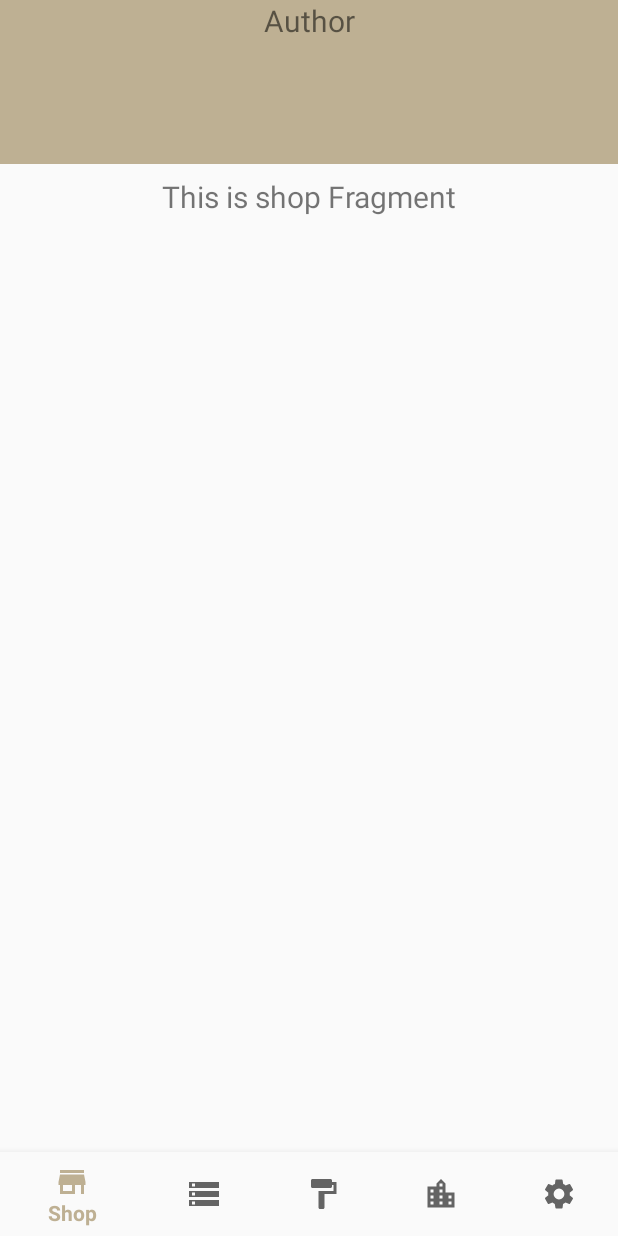
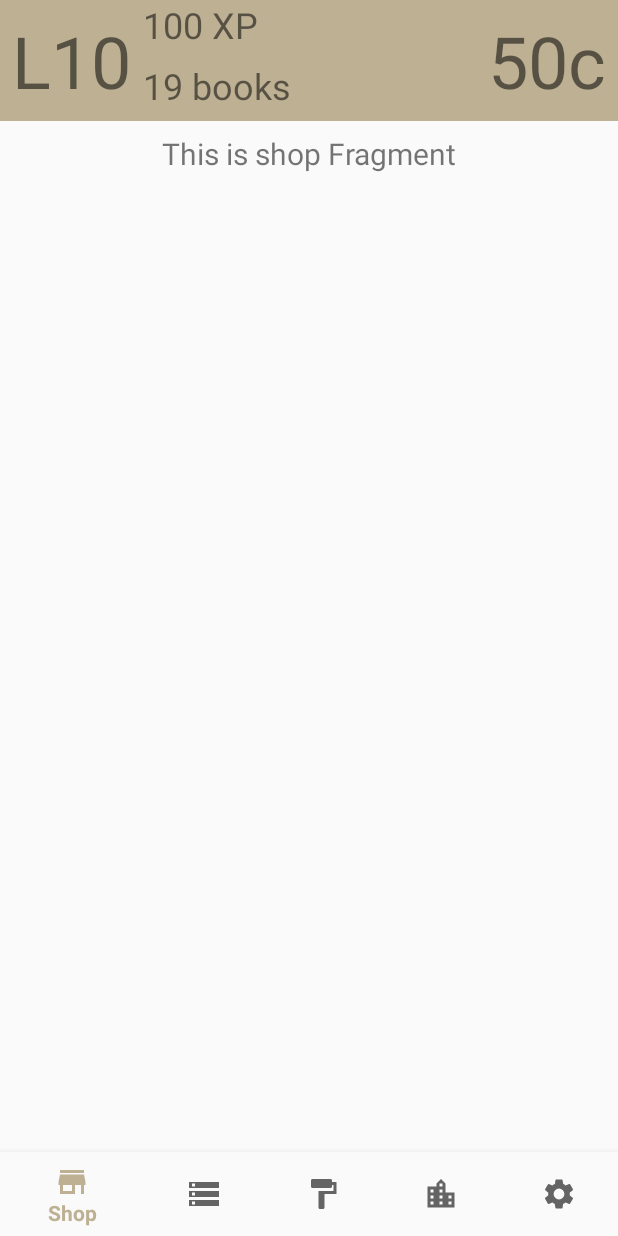
Before and after one commit to JakeSteam/PixelBookshop, an Android app: the screen it shows after launch (MainActivity), on a phone screen of 412 x 824 dp. Run offline under Robolectric (Android 15) with nearby library versions, the phone set to English and light mode, and no system bars; our stand-ins replace Room's generated code, navigation-ui.

Commit message:
Adds player table, status draft

```diff
--- a/app/src/main/java/uk/co/jakelee/pixelbookshop/database/AppDatabase.kt
+++ b/app/src/main/java/uk/co/jakelee/pixelbookshop/database/AppDatabase.kt
@@ -9,10 +9,12 @@ import kotlinx.coroutines.CoroutineScope
 import kotlinx.coroutines.Dispatchers
 import kotlinx.coroutines.launch
 import uk.co.jakelee.pixelbookshop.database.entity.Book
+import uk.co.jakelee.pixelbookshop.database.entity.Player
 
-@Database(entities = [Book::class], version = 1)
+@Database(entities = [Book::class, Player::class], version = 1)
 abstract class AppDatabase : RoomDatabase() {
     abstract fun bookDao(): BookDao
+    abstract fun playerDao(): PlayerDao
 
     companion object {
         @Volatile
@@ -22,8 +24,6 @@ abstract class AppDatabase : RoomDatabase() {
             context: Context,
             scope: CoroutineScope
         ): AppDatabase {
-            // if the INSTANCE is not null, then return it,
-            // if it is, then create the database
             return INSTANCE ?: synchronized(this) {
                 val instance = Room.databaseBuilder(
                     context.applicationContext,
@@ -40,35 +40,28 @@ abstract class AppDatabase : RoomDatabase() {
         private class AppDatabaseCallback(
             private val scope: CoroutineScope
         ) : RoomDatabase.Callback() {
-            /**
-             * Override the onOpen method to populate the database.
-             * For this sample, we clear the database every time it is created or opened.
-             */
-            override fun onOpen(db: SupportSQLiteDatabase) {
-                super.onOpen(db)
-                // If you want to keep the data through app restarts,
-                // comment out the following line.
+
+            override fun onCreate(db: SupportSQLiteDatabase) {
+                super.onCreate(db)
                 INSTANCE?.let { database ->
                     scope.launch(Dispatchers.IO) {
-                        populateDatabase(database.bookDao())
+                        initialiseDatabase(database)
                     }
                 }
             }
         }
 
-        /**
-         * Populate the database in a new coroutine.
-         * If you want to start with more words, just add them.
-         */
-        suspend fun populateDatabase(bookDao: BookDao) {
-            // Start the app with a clean database every time.
-            // Not needed if you only populate on creation.
-            bookDao.deleteAll()
+        suspend fun initialiseDatabase(database: AppDatabase) {
+            database.playerDao().insert(
+                Player("", 100, 50, System.currentTimeMillis())
+            )
 
-            var book = Book(0, "Title", "Author", 0)
-            bookDao.insert(book)
-            book = Book(1, "Tiiiitle", "Auuuuthor", 10)
-            bookDao.insert(book)
+            database.bookDao().insert(
+                Book(1, "Foundation", "Isaac Asimov", 1),
+                Book(2, "Animal Farm", "George Orwell", 7),
+                Book(3, "Thud!", "Terry Pratchett", 9),
+                Book(4, "Misery", "Stephen King", 2)
+            )
         }
     }
 }
--- a/app/src/main/java/uk/co/jakelee/pixelbookshop/database/BookDao.kt
+++ b/app/src/main/java/uk/co/jakelee/pixelbookshop/database/BookDao.kt
@@ -9,11 +9,14 @@ import uk.co.jakelee.pixelbookshop.database.entity.Book
 
 @Dao
 interface BookDao {
+    @Query("SELECT SUM(owned) FROM book")
+    fun getBookCount(): LiveData<Long>
+
     @Query("SELECT * FROM book")
     fun getAll(): LiveData<List<Book>>
 
     @Insert(onConflict = OnConflictStrategy.IGNORE)
-    suspend fun insert(book: Book)
+    suspend fun insert(vararg book: Book)
 
     @Query("DELETE FROM book")
     suspend fun deleteAll()
--- /dev/null
+++ b/app/src/main/java/uk/co/jakelee/pixelbookshop/database/PlayerDao.kt
@@ -0,0 +1,28 @@
+package uk.co.jakelee.pixelbookshop.database
+
+import androidx.lifecycle.LiveData
+import androidx.room.Dao
+import androidx.room.Insert
+import androidx.room.OnConflictStrategy
+import androidx.room.Query
+import uk.co.jakelee.pixelbookshop.database.entity.Player
+
+@Dao
+interface PlayerDao {
+    @Insert(onConflict = OnConflictStrategy.IGNORE)
+    suspend fun insert(player: Player)
+
+    @Query("SELECT name FROM player")
+    fun getName(): LiveData<String>
+
+    @Query("SELECT xp FROM player")
+    fun getXp(): LiveData<Long>
+
+    @Query("SELECT coins FROM player")
+    fun getCoins(): LiveData<Long>
+
+    @Query("SELECT started FROM player")
+    fun getTimeStarted(): LiveData<Long>
+
+
+}
--- /dev/null
+++ b/app/src/main/java/uk/co/jakelee/pixelbookshop/database/entity/Player.kt
@@ -0,0 +1,13 @@
+package uk.co.jakelee.pixelbookshop.database.entity
+
+import androidx.room.ColumnInfo
+import androidx.room.Entity
+import androidx.room.PrimaryKey
+
+@Entity
+data class Player(
+    @PrimaryKey val name: String,
+    @ColumnInfo val xp: Long,
+    @ColumnInfo val coins: Long,
+    @ColumnInfo val started: Long
+)
--- a/app/src/main/java/uk/co/jakelee/pixelbookshop/repository/BookRepository.kt
+++ b/app/src/main/java/uk/co/jakelee/pixelbookshop/repository/BookRepository.kt
@@ -6,6 +6,8 @@ import uk.co.jakelee.pixelbookshop.database.entity.Book
 
 class BookRepository(private val bookDao: BookDao) {
 
+    val bookCount: LiveData<Long> = bookDao.getBookCount()
+
     val allBooks: LiveData<List<Book>> = bookDao.getAll()
 
     suspend fun insert(book: Book) {
--- /dev/null
+++ b/app/src/main/java/uk/co/jakelee/pixelbookshop/repository/PlayerRepository.kt
@@ -0,0 +1,12 @@
+package uk.co.jakelee.pixelbookshop.repository
+
+import androidx.lifecycle.LiveData
+import uk.co.jakelee.pixelbookshop.database.PlayerDao
+
+class PlayerRepository(private val playerDao: PlayerDao) {
+
+    val name = playerDao.getName()
+    val xp = playerDao.getXp()
+    val coins = playerDao.getCoins()
+    val timeStarted: LiveData<Long> = playerDao.getTimeStarted()
+}
--- a/app/src/main/java/uk/co/jakelee/pixelbookshop/ui/status/StatusFragment.kt
+++ b/app/src/main/java/uk/co/jakelee/pixelbookshop/ui/status/StatusFragment.kt
@@ -20,11 +20,12 @@ class StatusFragment : Fragment() {
         savedInstanceState: Bundle?
     ): View? {
         statusViewModel = ViewModelProvider(this).get(StatusViewModel::class.java)
-        statusViewModel.allBooks.observe(this.activity!!, Observer {
-            it.firstOrNull()?.let { book ->
-                text_level.text = book.author
-            }
+        statusViewModel.bookCount.observe(this.activity!!, Observer { text_stock.text = "$it books" })
+        statusViewModel.xp.observe(this.activity!!, Observer {
+            text_xp.text = "$it XP"
+            text_level.text = "L${it.div(10)}"
         })
+        statusViewModel.coins.observe(this.activity!!, Observer { text_coins.text = "${it}c" })
         return inflater.inflate(R.layout.fragment_status, container, false)
     }
 }
--- a/app/src/main/java/uk/co/jakelee/pixelbookshop/ui/status/StatusViewModel.kt
+++ b/app/src/main/java/uk/co/jakelee/pixelbookshop/ui/status/StatusViewModel.kt
@@ -8,21 +8,30 @@ import kotlinx.coroutines.launch
 import uk.co.jakelee.pixelbookshop.database.AppDatabase
 import uk.co.jakelee.pixelbookshop.database.entity.Book
 import uk.co.jakelee.pixelbookshop.repository.BookRepository
+import uk.co.jakelee.pixelbookshop.repository.PlayerRepository
 
 class StatusViewModel(application: Application) : AndroidViewModel(application) {
 
-    // The ViewModel maintains a reference to the repository to get data.
-    private val repository: BookRepository
+    private val bookRepo: BookRepository
+    private val playerRepo: PlayerRepository
 
-    // LiveData gives us updated words when they change.
-    val allBooks: LiveData<List<Book>>
+    val bookCount: LiveData<Long>
+    val name: LiveData<String>
+    val xp: LiveData<Long>
+    val coins: LiveData<Long>
+    val timeStarted: LiveData<Long>
 
     init {
-        // Gets reference to BookDao from AppDatabase to construct
-        // the correct BookRepository.
-        val wordsDao = AppDatabase.getDatabase(application, viewModelScope).bookDao()
-        repository = BookRepository(wordsDao)
-        allBooks = repository.allBooks
+        val bookDao = AppDatabase.getDatabase(application, viewModelScope).bookDao()
+        bookRepo = BookRepository(bookDao)
+        bookCount = bookRepo.bookCount
+
+        val playerDao = AppDatabase.getDatabase(application, viewModelScope).playerDao()
+        playerRepo = PlayerRepository(playerDao)
+        name = playerRepo.name
+        xp = playerRepo.xp
+        coins = playerRepo.coins
+        timeStarted = playerRepo.timeStarted
     }
 
     /**
@@ -33,6 +42,6 @@ class StatusViewModel(application: Application) : AndroidViewModel(application)
      * viewModelScope which we can use here.
      */
     fun insert(book: Book) = viewModelScope.launch {
-        repository.insert(book)
+        bookRepo.insert(book)
     }
 }
--- a/app/src/main/res/layout/fragment_status.xml
+++ b/app/src/main/res/layout/fragment_status.xml
@@ -3,53 +3,47 @@
     xmlns:app="http://schemas.android.com/apk/res-auto"
     android:layout_width="match_parent"
     android:layout_height="match_parent"
+    xmlns:tools="http://schemas.android.com/tools"
     android:background="@color/colorPrimary">
 
     <TextView
         android:id="@+id/text_level"
-        android:layout_width="match_parent"
+        android:layout_width="wrap_content"
         android:layout_height="wrap_content"
-        android:layout_marginStart="8dp"
-        android:layout_marginEnd="8dp"
-        android:textAlignment="center"
-        android:textSize="20sp"
-        app:layout_constraintEnd_toEndOf="parent"
+        android:padding="8dp"
+        android:textSize="48sp"
         app:layout_constraintStart_toStartOf="parent"
-        app:layout_constraintTop_toTopOf="parent" />
+        app:layout_constraintTop_toTopOf="parent"
+        tools:text="16"/>
 
     <TextView
         android:id="@+id/text_xp"
-        android:layout_width="match_parent"
+        android:layout_width="0dp"
         android:layout_height="wrap_content"
-        android:layout_marginStart="8dp"
-        android:layout_marginEnd="8dp"
         android:textAlignment="center"
-        android:textSize="20sp"
-        app:layout_constraintEnd_toEndOf="parent"
-        app:layout_constraintStart_toStartOf="parent"
-        app:layout_constraintTop_toBottomOf="@id/text_level" />
+        android:textSize="24sp"
+        app:layout_constraintStart_toEndOf="@id/text_level"
+        app:layout_constraintTop_toTopOf="@id/text_level"
+        tools:text="13457xp"/>
 
     <TextView
         android:id="@+id/text_stock"
-        android:layout_width="match_parent"
+        android:layout_width="0dp"
         android:layout_height="wrap_content"
-        android:layout_marginStart="8dp"
-        android:layout_marginEnd="8dp"
         android:textAlignment="center"
-        android:textSize="20sp"
-        app:layout_constraintEnd_toEndOf="parent"
-        app:layout_constraintStart_toStartOf="parent"
-        app:layout_constraintTop_toBottomOf="@id/text_xp" />
+        android:textSize="24sp"
+        app:layout_constraintStart_toEndOf="@id/text_level"
+        app:layout_constraintTop_toBottomOf="@id/text_xp"
+        app:layout_constraintBottom_toBottomOf="@id/text_level"
+        tools:text="100 books"/>
 
     <TextView
         android:id="@+id/text_coins"
-        android:layout_width="match_parent"
+        android:layout_width="wrap_content"
         android:layout_height="wrap_content"
-        android:layout_marginStart="8dp"
-        android:layout_marginEnd="8dp"
-        android:textAlignment="center"
-        android:textSize="20sp"
+        android:padding="8dp"
+        android:textSize="48sp"
         app:layout_constraintEnd_toEndOf="parent"
-        app:layout_constraintStart_toStartOf="parent"
-        app:layout_constraintTop_toBottomOf="@id/text_stock" />
+        app:layout_constraintTop_toTopOf="parent"
+        tools:text="130"/>
 </androidx.constraintlayout.widget.ConstraintLayout>
```
